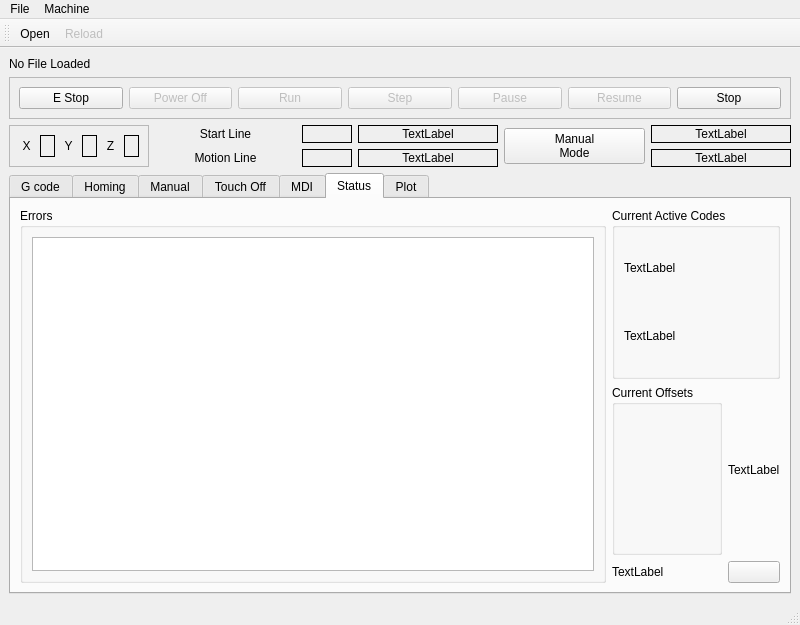
Above: jet/src/jet.ui from tlight9/jet before the change. Below: the same form after it.
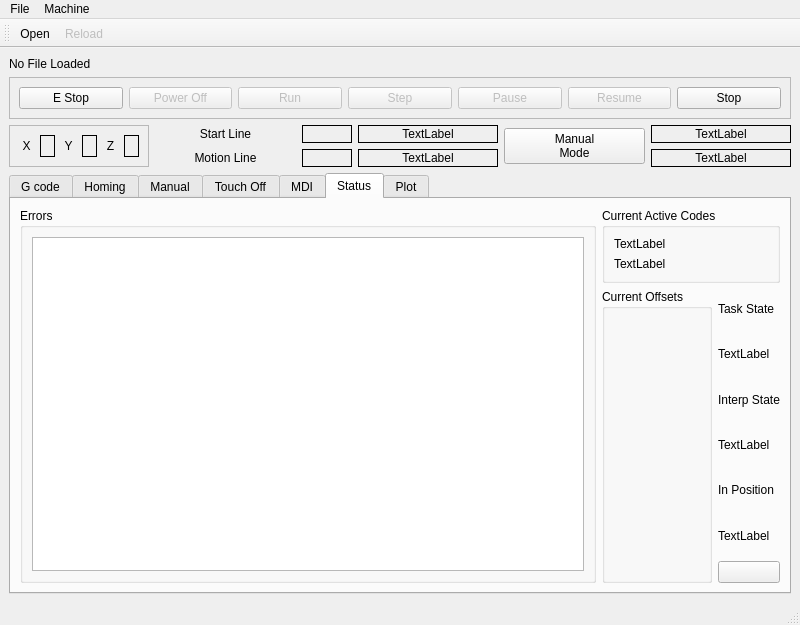
That is the form after the change. The open tabs and pages were chosen to show the change.

Commit message: add in position label and fix step

Diff of the .ui file:
```diff
--- a/jet/src/jet.ui
+++ b/jet/src/jet.ui
@@ -1042,7 +1042,56 @@
         <string>Status</string>
        </attribute>
        <layout class="QGridLayout" name="gridLayout_10">
-        <item row="0" column="0" rowspan="3">
+        <item row="5" column="2">
+         <widget class="QLabel" name="label_12">
+          <property name="text">
+           <string>In Position</string>
+          </property>
+         </widget>
+        </item>
+        <item row="4" column="2">
+         <widget class="QLabel" name="interp_state_lb">
+          <property name="text">
+           <string>TextLabel</string>
+          </property>
+         </widget>
+        </item>
+        <item row="1" column="1" rowspan="7">
+         <widget class="QGroupBox" name="groupBox_4">
+          <property name="title">
+           <string>Current Offsets</string>
+          </property>
+         </widget>
+        </item>
+        <item row="2" column="2">
+         <widget class="QLabel" name="task_state_lb">
+          <property name="text">
+           <string>TextLabel</string>
+          </property>
+         </widget>
+        </item>
+        <item row="1" column="2">
+         <widget class="QLabel" name="label_7">
+          <property name="text">
+           <string>Task State</string>
+          </property>
+         </widget>
+        </item>
+        <item row="3" column="2">
+         <widget class="QLabel" name="label_8">
+          <property name="text">
+           <string>Interp State</string>
+          </property>
+         </widget>
+        </item>
+        <item row="7" column="2">
+         <widget class="QPushButton" name="exit_pb">
+          <property name="text">
+           <string/>
+          </property>
+         </widget>
+        </item>
+        <item row="0" column="0" rowspan="8">
          <widget class="QGroupBox" name="groupBox_2">
           <property name="title">
            <string>Errors</string>
@@ -1080,34 +1129,13 @@
           </layout>
          </widget>
         </item>
-        <item row="1" column="1">
-         <widget class="QGroupBox" name="groupBox_4">
-          <property name="title">
-           <string>Current Offsets</string>
-          </property>
-         </widget>
-        </item>
-        <item row="1" column="2">
-         <widget class="QLabel" name="task_state_lb">
+        <item row="6" column="2">
+         <widget class="QLabel" name="inpos_lb">
           <property name="text">
            <string>TextLabel</string>
           </property>
          </widget>
         </item>
-        <item row="2" column="1">
-         <widget class="QLabel" name="interp_state_lb">
-          <property name="text">
-           <string>TextLabel</string>
-          </property>
-         </widget>
-        </item>
-        <item row="2" column="2">
-         <widget class="QPushButton" name="exit_pb">
-          <property name="text">
-           <string/>
-          </property>
-         </widget>
-        </item>
        </layout>
       </widget>
       <widget class="QWidget" name="tab">
```
The commit also changes 2 other files.
